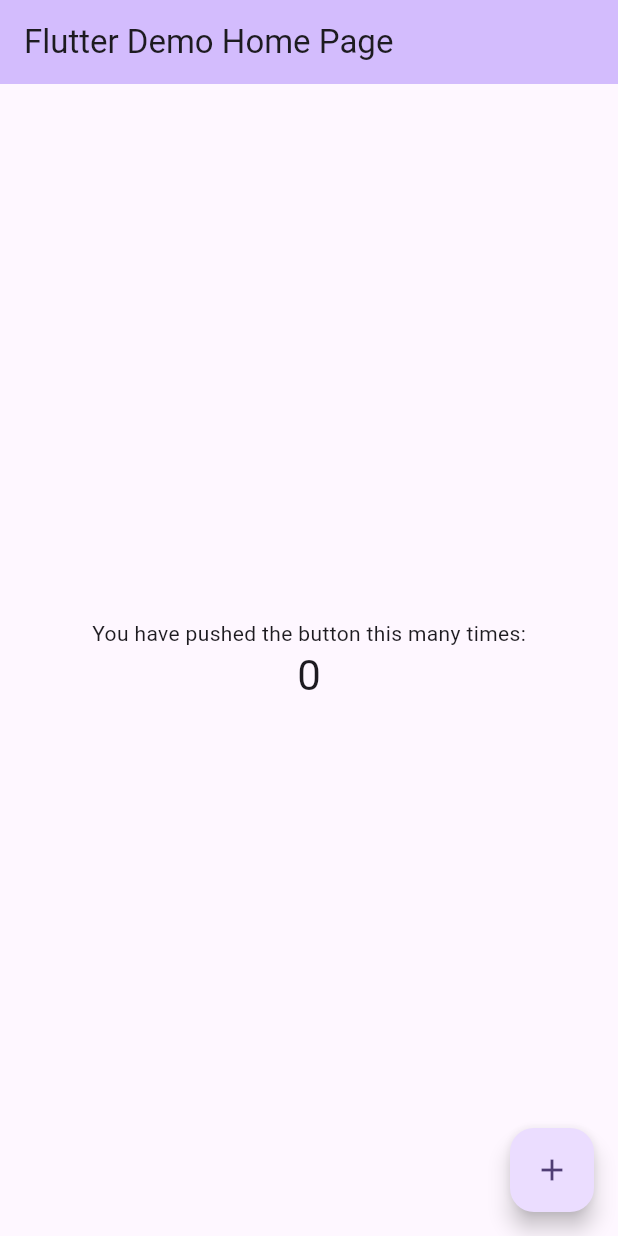
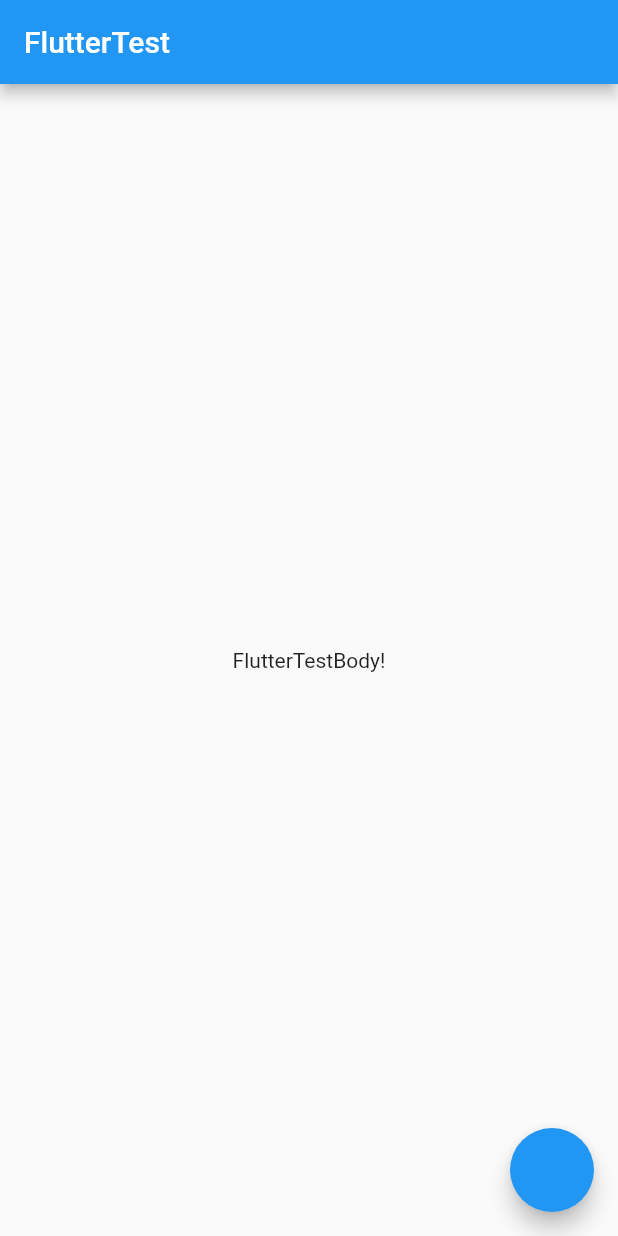
Before and after one commit to syedDayim/flutter_primer, a Flutter app: the screen it shows after launch, on a phone screen of 412 x 824 dp. Run offline on Flutter 3.47's test engine with Material 2 defaults, Android fonts, the phone set to English and light mode, and no system bars.

Commit message:
basic layout done

```diff
--- a/lib/main.dart
+++ b/lib/main.dart
@@ -1,125 +1,14 @@
-import 'package:flutter/material.dart';
+import "package:flutter/material.dart";
 
-void main() {
-  runApp(const MyApp());
-}
-
-class MyApp extends StatelessWidget {
-  const MyApp({super.key});
-
-  // This widget is the root of your application.
-  @override
-  Widget build(BuildContext context) {
-    return MaterialApp(
-      title: 'Flutter Demo',
-      theme: ThemeData(
-        // This is the theme of your application.
-        //
-        // TRY THIS: Try running your application with "flutter run". You'll see
-        // the application has a blue toolbar. Then, without quitting the app,
-        // try changing the seedColor in the colorScheme below to Colors.green
-        // and then invoke "hot reload" (save your changes or press the "hot
-        // reload" button in a Flutter-supported IDE, or press "r" if you used
-        // the command line to start the app).
-        //
-        // Notice that the counter didn't reset back to zero; the application
-        // state is not lost during the reload. To reset the state, use hot
-        // restart instead.
-        //
-        // This works for code too, not just values: Most code changes can be
-        // tested with just a hot reload.
-        colorScheme: ColorScheme.fromSeed(seedColor: Colors.deepPurple),
-        useMaterial3: true,
-      ),
-      home: const MyHomePage(title: 'Flutter Demo Home Page'),
-    );
-  }
-}
-
-class MyHomePage extends StatefulWidget {
-  const MyHomePage({super.key, required this.title});
-
-  // This widget is the home page of your application. It is stateful, meaning
-  // that it has a State object (defined below) that contains fields that affect
-  // how it looks.
-
-  // This class is the configuration for the state. It holds the values (in this
-  // case the title) provided by the parent (in this case the App widget) and
-  // used by the build method of the State. Fields in a Widget subclass are
-  // always marked "final".
-
-  final String title;
-
-  @override
-  State<MyHomePage> createState() => _MyHomePageState();
-}
-
-class _MyHomePageState extends State<MyHomePage> {
-  int _counter = 0;
-
-  void _incrementCounter() {
-    setState(() {
-      // This call to setState tells the Flutter framework that something has
-      // changed in this State, which causes it to rerun the build method below
-      // so that the display can reflect the updated values. If we changed
-      // _counter without calling setState(), then the build method would not be
-      // called again, and so nothing would appear to happen.
-      _counter++;
-    });
-  }
-
-  @override
-  Widget build(BuildContext context) {
-    // This method is rerun every time setState is called, for instance as done
-    // by the _incrementCounter method above.
-    //
-    // The Flutter framework has been optimized to make rerunning build methods
-    // fast, so that you can just rebuild anything that needs updating rather
-    // than having to individually change instances of widgets.
-    return Scaffold(
-      appBar: AppBar(
-        // TRY THIS: Try changing the color here to a specific color (to
-        // Colors.amber, perhaps?) and trigger a hot reload to see the AppBar
-        // change color while the other colors stay the same.
-        backgroundColor: Theme.of(context).colorScheme.inversePrimary,
-        // Here we take the value from the MyHomePage object that was created by
-        // the App.build method, and use it to set our appbar title.
-        title: Text(widget.title),
-      ),
-      body: Center(
-        // Center is a layout widget. It takes a single child and positions it
-        // in the middle of the parent.
-        child: Column(
-          // Column is also a layout widget. It takes a list of children and
-          // arranges them vertically. By default, it sizes itself to fit its
-          // children horizontally, and tries to be as tall as its parent.
-          //
-          // Column has various properties to control how it sizes itself and
-          // how it positions its children. Here we use mainAxisAlignment to
-          // center the children vertically; the main axis here is the vertical
-          // axis because Columns are vertical (the cross axis would be
-          // horizontal).
-          //
-          // TRY THIS: Invoke "debug painting" (choose the "Toggle Debug Paint"
-          // action in the IDE, or press "p" in the console), to see the
-          // wireframe for each widget.
-          mainAxisAlignment: MainAxisAlignment.center,
-          children: <Widget>[
-            const Text(
-              'You have pushed the button this many times:',
-            ),
-            Text(
-              '$_counter',
-              style: Theme.of(context).textTheme.headlineMedium,
-            ),
-          ],
-        ),
-      ),
-      floatingActionButton: FloatingActionButton(
-        onPressed: _incrementCounter,
-        tooltip: 'Increment',
-        child: const Icon(Icons.add),
-      ), // This trailing comma makes auto-formatting nicer for build methods.
-    );
-  }
-}
+void main() => runApp(MaterialApp(
+  home: Scaffold(
+    appBar: AppBar(
+      title: Text("FlutterTest"),
+    ),
+  body: Center(
+    child: Text("FlutterTestBody!"),
+  ),
+  floatingActionButton: FloatingActionButton(onPressed: () => {}, ),
+  )
+)
+);
```
